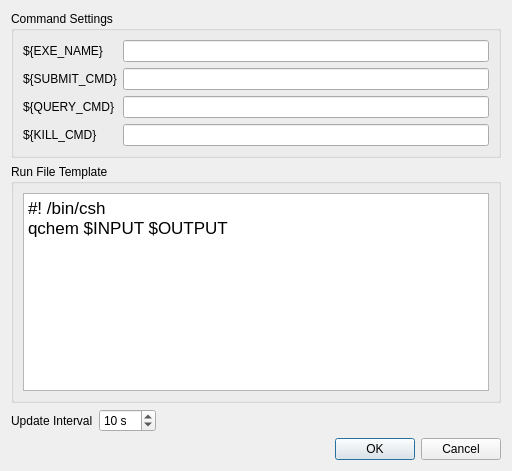
nutjunkie/IQmol, file src/ServerOptionsDialog.ui: the form before one commit.
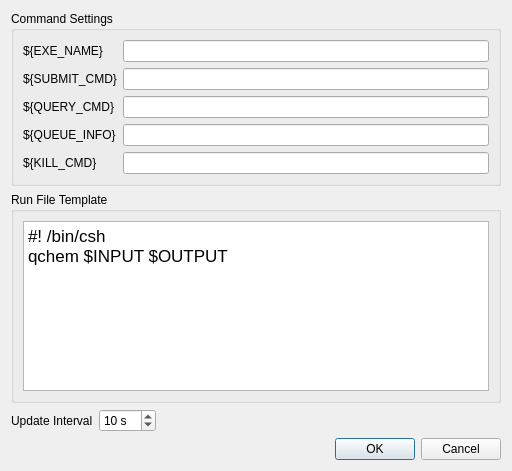
The form after the commit.

```diff
--- a/src/ServerOptionsDialog.ui
+++ b/src/ServerOptionsDialog.ui
@@ -47,7 +47,7 @@
         </property>
        </widget>
       </item>
-      <item row="3" column="0">
+      <item row="4" column="0">
        <widget class="QLabel" name="label_4">
         <property name="text">
          <string>${KILL_CMD}</string>
@@ -67,9 +67,19 @@
       <item row="2" column="1">
        <widget class="QLineEdit" name="queryCommand"/>
       </item>
-      <item row="3" column="1">
+      <item row="4" column="1">
        <widget class="QLineEdit" name="killCommand"/>
       </item>
+      <item row="3" column="0">
+       <widget class="QLabel" name="label_5">
+        <property name="text">
+         <string>${QUEUE_INFO}</string>
+        </property>
+       </widget>
+      </item>
+      <item row="3" column="1">
+       <widget class="QLineEdit" name="queueInfo"/>
+      </item>
      </layout>
     </widget>
    </item>
```
